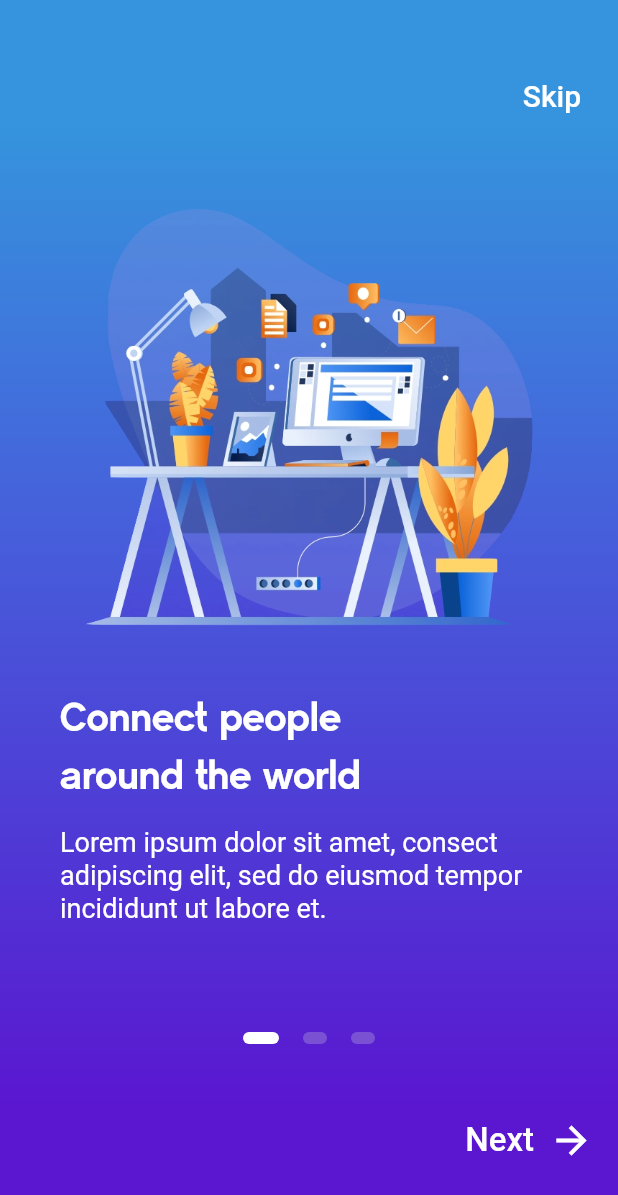
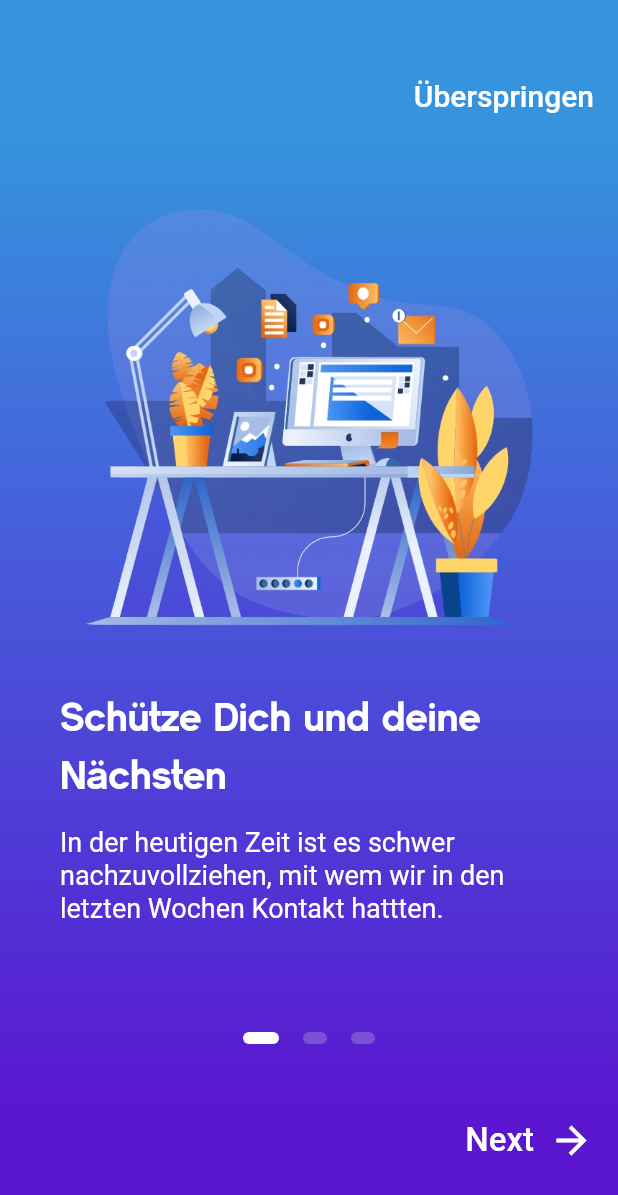
Before and after one commit to timxschroeder/corisk, a Flutter app: the screen it shows after launch, on a phone screen of 412 x 824 dp. Shown: the top 1195 px of the screen. Run offline on Flutter 3.47's test engine with Material 2 defaults, Android fonts, the light colour scheme and no system bars; our stand-ins replace cloud_firestore, firebase_messaging, geolocator, sembast; missing offline and left inert: background_fetch; accounts and stored records are empty.

Commit message:
update onboarding

```diff
--- a/lib/screens/onboarding_screen.dart
+++ b/lib/screens/onboarding_screen.dart
@@ -61,9 +61,9 @@ class _OnboardingScreenState extends State<OnboardingScreen> {
                 Container(
                   alignment: Alignment.centerRight,
                   child: FlatButton(
-                    onPressed: () => print('Skip'),
+                    onPressed: _onTap,
                     child: Text(
-                      'Skip',
+                      'Überspringen',
                       style: TextStyle(
                         color: Colors.white,
                         fontSize: 20.0,
@@ -82,87 +82,9 @@ class _OnboardingScreenState extends State<OnboardingScreen> {
                       });
                     },
                     children: <Widget>[
-                      Padding(
-                        padding: EdgeInsets.all(40.0),
-                        child: Column(
-                          crossAxisAlignment: CrossAxisAlignment.start,
-                          children: <Widget>[
-                            Center(
-                              child: Image(
-                                image: AssetImage(
-                                  'assets/images/onboarding0.png',
-                                ),
-                                height: 300.0,
-                                width: 300.0,
-                              ),
-                            ),
-                            SizedBox(height: 30.0),
-                            Text(
-                              'Connect people\naround the world',
-                              style: kTitleStyle,
-                            ),
-                            SizedBox(height: 15.0),
-                            Text(
-                              'Lorem ipsum dolor sit amet, consect adipiscing elit, sed do eiusmod tempor incididunt ut labore et.',
-                              style: kSubtitleStyle,
-                            ),
-                          ],
-                        ),
-                      ),
-                      Padding(
-                        padding: EdgeInsets.all(40.0),
-                        child: Column(
-                          crossAxisAlignment: CrossAxisAlignment.start,
-                          children: <Widget>[
-                            Center(
-                              child: Image(
-                                image: AssetImage(
-                                  'assets/images/onboarding1.png',
-                                ),
-                                height: 300.0,
-                                width: 300.0,
-                              ),
-                            ),
-                            SizedBox(height: 30.0),
-                            Text(
-                              'Live your life smarter\nwith us!',
-                              style: kTitleStyle,
-                            ),
-                            SizedBox(height: 15.0),
-                            Text(
-                              'Lorem ipsum dolor sit amet, consect adipiscing elit, sed do eiusmod tempor incididunt ut labore et.',
-                              style: kSubtitleStyle,
-                            ),
-                          ],
-                        ),
-                      ),
-                      Padding(
-                        padding: EdgeInsets.all(40.0),
-                        child: Column(
-                          crossAxisAlignment: CrossAxisAlignment.start,
-                          children: <Widget>[
-                            Center(
-                              child: Image(
-                                image: AssetImage(
-                                  'assets/images/onboarding2.png',
-                                ),
-                                height: 300.0,
-                                width: 300.0,
-                              ),
-                            ),
-                            SizedBox(height: 30.0),
-                            Text(
-                              'Get a new experience\nof imagination',
-                              style: kTitleStyle,
-                            ),
-                            SizedBox(height: 15.0),
-                            Text(
-                              'Lorem ipsum dolor sit amet, consect adipiscing elit, sed do eiusmod tempor incididunt ut labore et.',
-                              style: kSubtitleStyle,
-                            ),
-                          ],
-                        ),
-                      ),
+                      OnboardingSection(title: "Schütze Dich und deine Nächsten", imagePath: 'assets/images/onboarding0.png', subtitle: 'In der heutigen Zeit ist es schwer nachzuvollziehen, mit wem wir in den letzten Wochen Kontakt hattten.',),
+                      OnboardingSection(title: "Dein Handy ist bei Dir", imagePath: 'assets/images/onboarding1.png', subtitle: 'Diese App fragt deshalb periodisch deinen Standort ab. \nDeine Daten werden anonym erhoben und sind nur auf deinem Gerät verfügbar.'),
+                      OnboardingSection(title: "Du wirst gewarnt", imagePath: 'assets/images/onboarding2.png', subtitle: 'Wenn einer deiner Kontakte infiziert wurde, kannst du frühzeitig einen Arzt aufsuchen und Risikogruppen in Deinem Umfeld schützen.'),
                     ],
                   ),
                 ),
@@ -238,3 +160,47 @@ class _OnboardingScreenState extends State<OnboardingScreen> {
     Navigator.of(context).pushReplacement(route);
   }
 }
+
+class OnboardingSection extends StatelessWidget {
+  final String imagePath;
+  final String title;
+  final String subtitle;
+
+  const OnboardingSection({
+    Key key,
+    @required this.imagePath,
+    @required this.title,
+    @required this.subtitle
+  }) : super(key: key);
+
+  @override
+  Widget build(BuildContext context) {
+    return Padding(
+      padding: EdgeInsets.all(40.0),
+      child: Column(
+        crossAxisAlignment: CrossAxisAlignment.start,
+        children: <Widget>[
+          Center(
+            child: Image(
+              image: AssetImage(
+                imagePath,
+              ),
+              height: 300.0,
+              width: 300.0,
+            ),
+          ),
+          SizedBox(height: 30.0),
+          Text(
+            title,
+            style: kTitleStyle,
+          ),
+          SizedBox(height: 15.0),
+          Text(
+            subtitle,
+            style: kSubtitleStyle,
+          ),
+        ],
+      ),
+    );
+  }
+}
```
